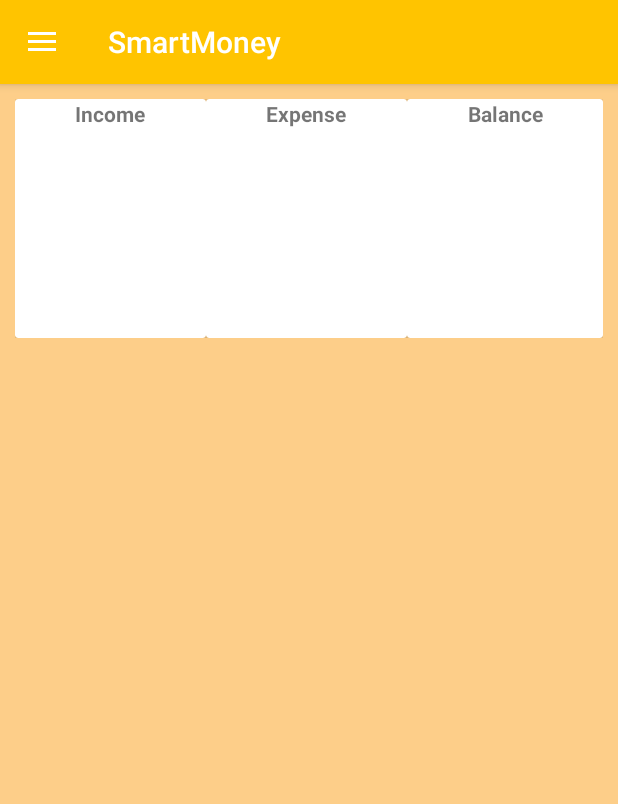
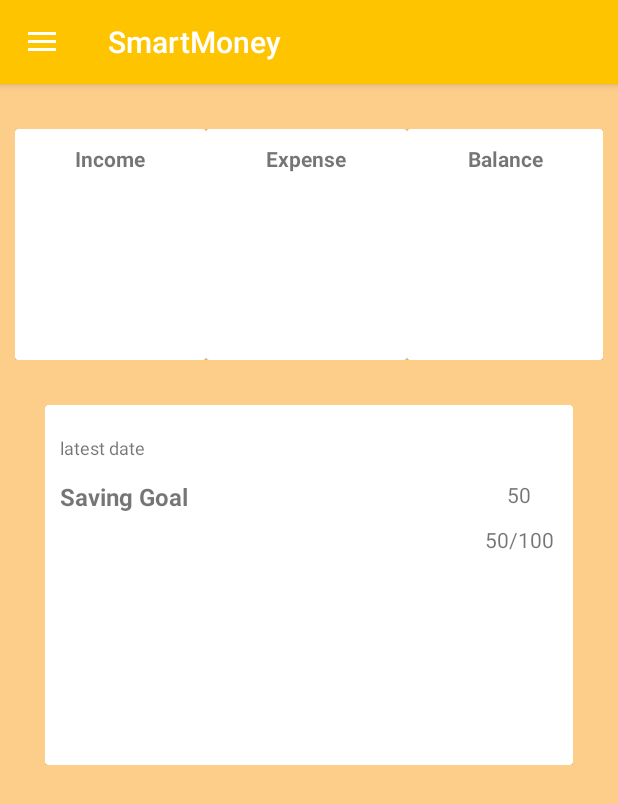
Before and after one commit to irdina97/SmartMoneyFYP, an Android app: the screen it shows after launch (MainActivity), on a phone screen of 412 x 824 dp. Shown: the top 804 px of the screen. Run offline under Robolectric (Android 15) with nearby library versions, the light colour scheme and no system bars.

Commit message:
commit db saving

```diff
--- a/app/src/main/AndroidManifest.xml
+++ b/app/src/main/AndroidManifest.xml
@@ -38,7 +38,6 @@
             android:name=".ChartIncome"
             android:parentActivityName=".MainActivity" />
         <activity android:name=".ScanCodeActivity" />
-        <activity android:name=".ScanQR" />
         <activity
             android:name=".ListExpenses"
             android:parentActivityName=".Expenses" />
--- a/app/src/main/res/layout/activity_main.xml
+++ b/app/src/main/res/layout/activity_main.xml
@@ -30,8 +30,10 @@
         <androidx.gridlayout.widget.GridLayout
             android:id="@+id/mainGrid"
             android:layout_width="match_parent"
-            android:layout_height="179dp"
-            android:padding="10dp">
+            android:layout_height="184dp"
+            android:paddingLeft="10dp"
+            android:paddingTop="30dp"
+            android:paddingRight="10dp">
 
             <androidx.cardview.widget.CardView
                 android:id="@+id/card_view"
@@ -50,15 +52,16 @@
                     android:layout_width="match_parent"
                     android:layout_height="match_parent"
                     android:text="Income"
+                    android:paddingTop="10dp"
+                    android:textAlignment="center"
                     android:textStyle="bold"
-                    android:textAlignment="center"
                     tools:ignore="HardcodedText" />
 
                 <TextView
                     android:id="@+id/tvIncome"
                     android:layout_width="match_parent"
                     android:layout_height="wrap_content"
-                    android:layout_marginTop="60dp"
+                    android:layout_marginTop="70dp"
                     android:textAlignment="center"
                     android:textSize="14sp"
                     tools:ignore="Autofill,LabelFor" />
@@ -82,15 +85,16 @@
                     android:layout_width="match_parent"
                     android:layout_height="match_parent"
                     android:text="Expense"
+                    android:paddingTop="10dp"
+                    android:textAlignment="center"
                     android:textStyle="bold"
-                    android:textAlignment="center"
                     tools:ignore="HardcodedText" />
 
                 <TextView
                     android:id="@+id/tvExpenses"
                     android:layout_width="match_parent"
                     android:layout_height="wrap_content"
-                    android:layout_marginTop="60dp"
+                    android:layout_marginTop="70dp"
                     android:textAlignment="center"
                     android:textSize="14sp"
                     tools:ignore="Autofill,LabelFor" />
@@ -113,15 +117,16 @@
                     android:layout_width="match_parent"
                     android:layout_height="match_parent"
                     android:text="Balance"
+                    android:paddingTop="10dp"
+                    android:textAlignment="center"
                     android:textStyle="bold"
-                    android:textAlignment="center"
                     tools:ignore="HardcodedText" />
 
                 <TextView
                     android:id="@+id/tvBalance"
                     android:layout_width="match_parent"
                     android:layout_height="wrap_content"
-                    android:layout_marginTop="60dp"
+                    android:layout_marginTop="70dp"
                     android:textAlignment="center"
                     android:textSize="14sp"
                     tools:ignore="Autofill,LabelFor" />
@@ -130,12 +135,78 @@
 
         </androidx.gridlayout.widget.GridLayout>
 
-        <!-- <FrameLayout
-            android:id="@+id/fragment_container"
+        <androidx.gridlayout.widget.GridLayout
+            android:id="@+id/SMLis"
             android:layout_width="match_parent"
-            android:layout_height="match_parent">-->
+            android:layout_height="300dp"
+            android:padding="30dp"
+            app:layout_constraintBottom_toBottomOf="parent"
+            app:layout_constraintTop_toBottomOf="@+id/relativeLayout"
+            app:layout_constraintVertical_bias="0.0"
+            tools:ignore="MissingConstraints"
+            tools:layout_editor_absoluteX="0dp">
 
-        <!-- </FrameLayout>-->
+            <androidx.cardview.widget.CardView
+                android:id="@+id/cvReview"
+                android:layout_width="wrap_content"
+                android:layout_height="50dp"
+                android:clickable="true"
+                android:focusable="true"
+                android:padding="20dp"
+                app:layout_column="0"
+                app:layout_columnWeight="1"
+                app:layout_row="1"
+                app:layout_rowWeight="4">
+
+                <TextView
+                    android:id="@+id/tvSelectedDate"
+                    android:layout_width="match_parent"
+                    android:layout_height="wrap_content"
+                    android:layout_marginStart="10dp"
+                    android:layout_marginTop="20dp"
+                    android:layout_marginEnd="180dp"
+                    android:text="latest date"
+                    android:textSize="12sp"
+                    tools:ignore="Autofill,HardcodedText,LabelFor,SmallSp" />
+
+                <TextView
+                    android:id="@+id/CurrentSaving"
+                    android:layout_width="match_parent"
+                    android:layout_height="wrap_content"
+                    android:layout_marginStart="280dp"
+                    android:layout_marginTop="50dp"
+                    android:text="50"
+                    android:textAlignment="center"
+                    android:textSize="14sp"
+                    tools:ignore="Autofill,HardcodedText,LabelFor,SmallSp" />
+
+                <TextView
+                    android:id="@+id/SavingGoal"
+                    android:layout_width="match_parent"
+                    android:layout_height="wrap_content"
+                    android:layout_marginStart="10dp"
+                    android:layout_marginTop="50dp"
+                    android:layout_marginEnd="180dp"
+                    android:text="Saving Goal"
+                    android:textSize="16sp"
+                    android:textStyle="bold"
+                    tools:ignore="Autofill,HardcodedText,LabelFor,SmallSp" />
+
+                <TextView
+                    android:id="@+id/TotalSaving"
+                    android:layout_width="match_parent"
+                    android:layout_height="wrap_content"
+                    android:layout_marginStart="280dp"
+                    android:layout_marginTop="80dp"
+                    android:text="50/100"
+                    android:textAlignment="center"
+                    android:textSize="14sp"
+                    tools:ignore="Autofill,HardcodedText,LabelFor,SmallSp" />
+
+
+            </androidx.cardview.widget.CardView>
+
+        </androidx.gridlayout.widget.GridLayout>
 
     </LinearLayout>
 
```
Also changed, not shown: app/src/main/java/com/example/smartmoney/EditSaving.java (+42 -0 lines), app/src/main/java/com/example/smartmoney/SavingDB.java (added, +32 -0 lines), app/src/main/java/com/example/smartmoney/ScanQR.java (deleted, +0 -35 lines), app/src/main/res/layout/activity_chart_income.xml (+63 -24 lines), app/src/main/res/layout/activity_edit_saving.xml (+16 -1 lines), app/src/main/res/layout/activity_expenses.xml (+16 -11 lines).
